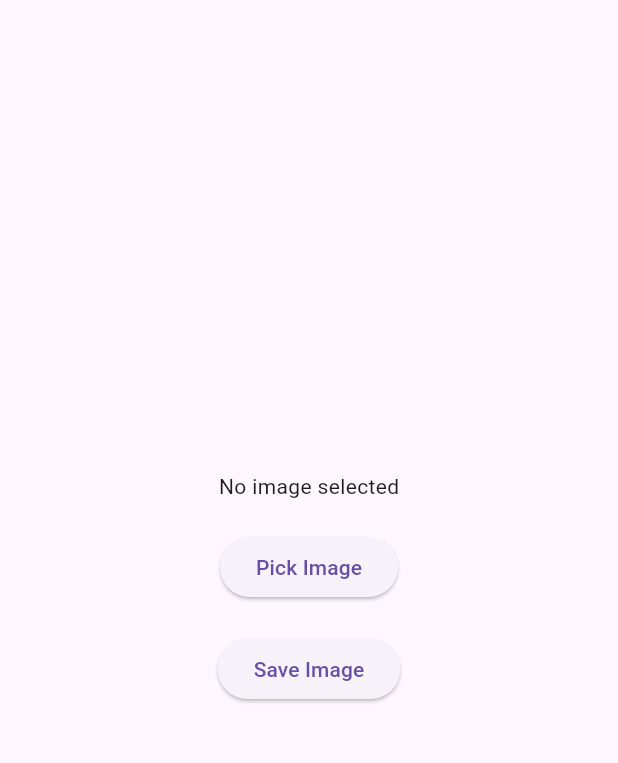
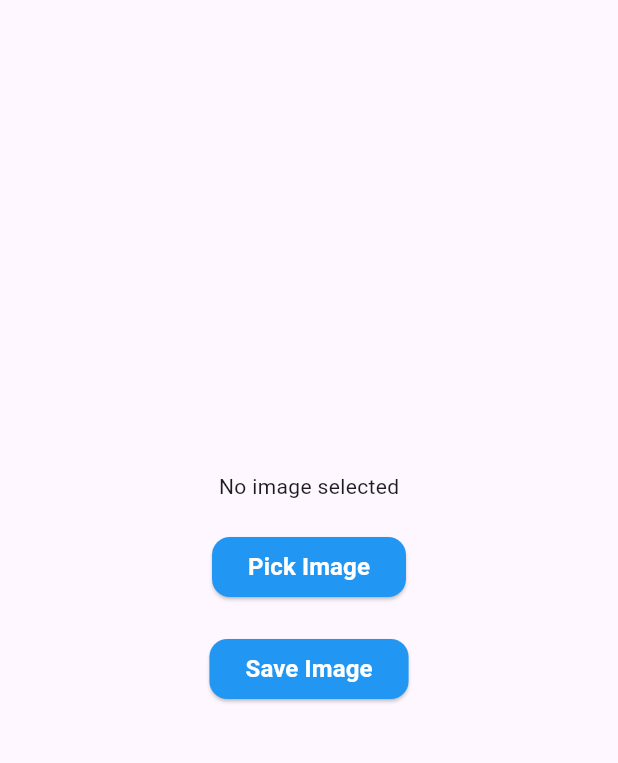
Before and after one commit to ChetSovisoth/tosjoin-flutter, a Flutter app: the ProfileView screen opened directly, after a tap on the "camera alt" icon, on a phone screen of 412 x 824 dp, the part 72-835 px from its top. Run offline on Flutter 3.47's test engine with Material 3 defaults, Android fonts, the phone set to English and light mode, and no system bars; our stand-ins replace get, get_storage, image_picker, table_calendar; accounts and stored records are empty; network calls fail.

Commit message:
Your commit message here

```diff
--- a/lib/pages/calendar/calendar_view.dart
+++ b/lib/pages/calendar/calendar_view.dart
@@ -4,6 +4,7 @@ import 'package:get/get.dart';
 import 'package:tosjoin/pages/calendar/calendar_controller.dart';
 import 'package:tosjoin/pages/joined/join_view.dart';
 import 'package:tosjoin/pages/home/home_view.dart';
+import 'package:tosjoin/pages/profile/profile_view.dart';
 import '../../service/cloudflarr2.dart';
 
 class CalendarView extends StatefulWidget {
@@ -53,6 +54,10 @@ class _CalendarViewState extends State<CalendarView> {
         );
         break;
       case 2:
+      Navigator.push(
+          context,
+          MaterialPageRoute(builder: (context) => ProfileView()),
+        );
         break; // Stay on CalendarView
     }
   }
--- a/lib/pages/profile/edit_profile/edit_profile.dart
+++ b/lib/pages/profile/edit_profile/edit_profile.dart
@@ -217,9 +217,9 @@ class EditProfilePage extends StatelessWidget {
                       ),
                 child: const Text('SUBMIT',
                 style: TextStyle(
-                            fontSize: 16,
-                            fontWeight: FontWeight.bold,
-                            color: Colors.white),),
+                  fontSize: 16,
+                  fontWeight: FontWeight.bold,
+                  color: Colors.white),),
               ),
             ),
           ],
--- a/lib/pages/profile/edit_profile/upload_profile.dart
+++ b/lib/pages/profile/edit_profile/upload_profile.dart
@@ -66,7 +66,19 @@ class _UploadProfileImagePageState extends State<UploadProfileImagePage> {
             const SizedBox(height: 20),
             ElevatedButton(
               onPressed: _pickImage,
-              child: const Text("Pick Image"),
+              style: ElevatedButton.styleFrom(
+                backgroundColor: Colors.blue,
+                shape: RoundedRectangleBorder(
+                  borderRadius: BorderRadius.circular(12),
+                ),
+              ),
+              child: const Text("Pick Image",
+               style: TextStyle(
+                  fontSize: 16,
+                  fontWeight: FontWeight.bold,
+                  color: Colors.white
+                ),
+              ),
             ),
             const SizedBox(height: 20),
             ElevatedButton(
@@ -74,7 +86,19 @@ class _UploadProfileImagePageState extends State<UploadProfileImagePage> {
                 // You can handle saving the profile image here
                 Navigator.pop(context); // Close the page after uploading
               },
-              child: const Text("Save Image"),
+              style: ElevatedButton.styleFrom(
+                backgroundColor: Colors.blue,
+                shape: RoundedRectangleBorder(
+                  borderRadius: BorderRadius.circular(12),
+                ),
+              ),
+              child: const Text("Save Image",
+               style: TextStyle(
+                  fontSize: 16,
+                  fontWeight: FontWeight.bold,
+                  color: Colors.white
+                ),
+              ),
             ),
           ],
         ),
--- a/lib/pages/profile/profile_view.dart
+++ b/lib/pages/profile/profile_view.dart
@@ -41,8 +41,10 @@ class ProfileView extends StatelessWidget {
             _buildProfileSection(context),
             const SizedBox(height: 16),
             _buildStatusSection(),
+            const SizedBox(height: 16,),
+            _buildSettingSection(context),
             const SizedBox(height: 16),
-            _buildSettingsSection(context),
+            _buildLanguageSection(context),
             const SizedBox(height: 16),
             _buildLogoutButton(context),
           ],
@@ -117,7 +119,7 @@ class ProfileView extends StatelessWidget {
                         Navigator.push(
                           context,
                           MaterialPageRoute(
-                              builder: (context) => const EditProfilePage()),
+                            builder: (context) => const EditProfilePage()),
                         );
                       },
                       style: ElevatedButton.styleFrom(
@@ -223,7 +225,23 @@ class ProfileView extends StatelessWidget {
     );
   }
 
-  Widget _buildSettingsSection(BuildContext context) {
+  Widget _buildSettingSection(BuildContext context) {
+  return Column(
+    children: [
+      _buildTextButton(
+        context,
+        icon: Icons.settings,
+        text: "Settings",
+        onTap: () {
+          // Navigate to Settings page or handle the logic here
+        },
+      ),
+    ],
+  );
+}
+
+
+  Widget _buildLanguageSection(BuildContext context) {
     return Column(
       children: [
         _buildTextButton(
```
Also changed, not shown: lib/pages/joined/join_view.dart (+45 -5 lines), lib/strings/text_string_kh.dart (deleted, +0 -95 lines).
